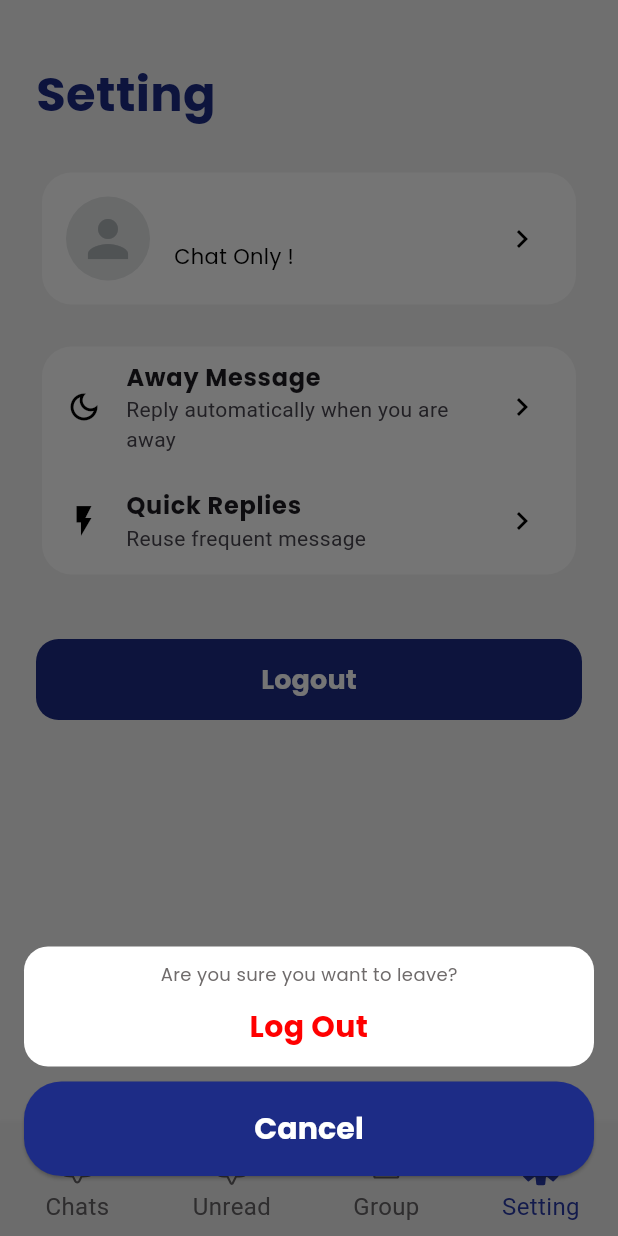
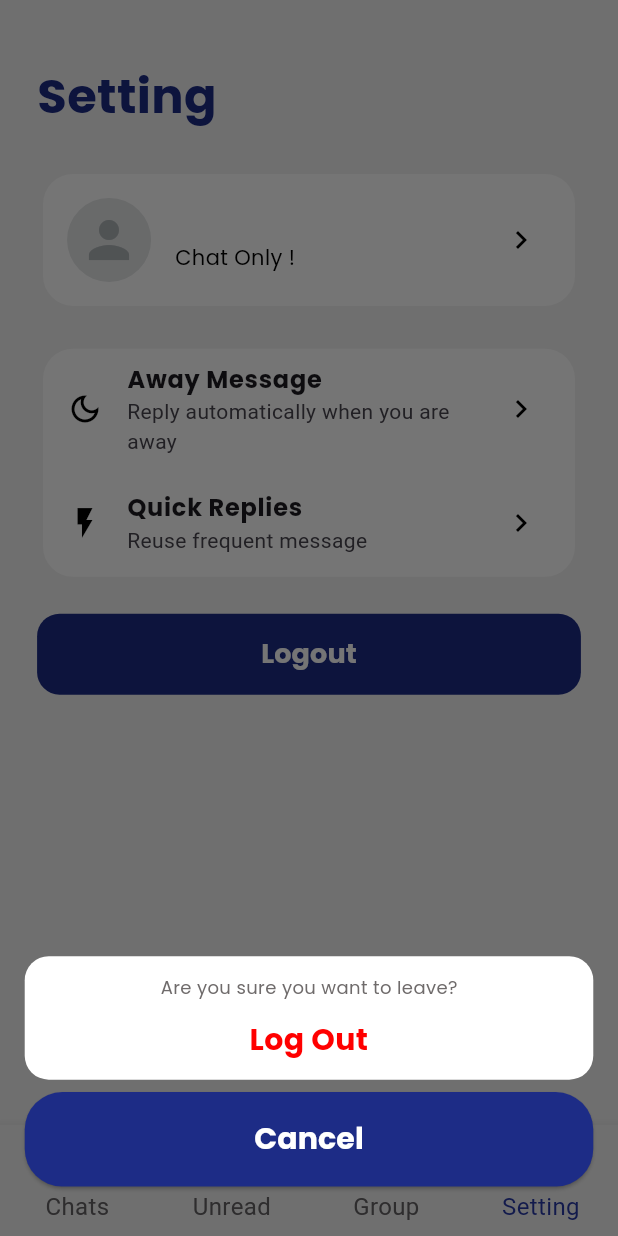
Before and after one commit to rifqinailal/admin_gychat, a Flutter app: the DashboardScreen screen opened by its route, item 4 of the bottom bar chosen, after a tap on "Logout", on a phone screen of 412 x 824 dp. Run offline on Flutter 3.47's test engine with Material 3 defaults, Android fonts, the phone set to English and light mode, and no system bars; our stand-ins replace file_picker, flutter_svg, flutter_vector_icons, get, get_storage, image_cropper and 7 more; missing offline and left inert: saver_gallery; accounts and stored records are empty.

Commit message:
setting(responsive berdasarkan device yang digunakan)

```diff
--- a/lib/modules/dashboard/dashboard_screen.dart
+++ b/lib/modules/dashboard/dashboard_screen.dart
@@ -36,7 +36,7 @@ class DashboardScreen extends GetView<DashboardController> {
       ),
       bottomNavigationBar: Obx(
         () => BottomNavigationBar(
-          backgroundColor: ThemeColor.lightGrey3,
+          backgroundColor: ThemeColor.lightGrey2,
           type: BottomNavigationBarType.fixed,
           currentIndex: controller.tabIndex.value,
           onTap: controller.changeTabIndex,
--- a/lib/modules/setting/setting_controller.dart
+++ b/lib/modules/setting/setting_controller.dart
@@ -9,9 +9,12 @@ class SettingController extends GetxController {
   final box = GetStorage();
 
   void showLogoutConfirmation(BuildContext context) {
+    final screenWidth = MediaQuery.of(context).size.width;
+    final screenHeight = MediaQuery.of(context).size.height;
+
     Get.bottomSheet(
       Padding(
-        padding: const EdgeInsets.symmetric(horizontal: 16.0),
+        padding: EdgeInsets.symmetric(horizontal: screenWidth * 0.04),
         child: Column(
           mainAxisSize: MainAxisSize.min,
           children: [
@@ -23,15 +26,17 @@ class SettingController extends GetxController {
               ),
               child: Column(
                 children: [
-                  const SizedBox(height:10),
+                  SizedBox(height: screenHeight * 0.015),
                   const Text(
                     'Are you sure you want to leave?',
-                    style: TextStyle(fontFamily: 'Poppins', color: ThemeColor.grey2, fontSize: 12),
+                    style: TextStyle(
+                        fontFamily: 'Poppins',
+                        color: ThemeColor.grey2,
+                        fontSize: 12),
                   ),
                   InkWell(
                     onTap: () {
                       box.remove('isLoggedIn');
-
                       Get.back();
                       Get.offAllNamed(AppRoutes.Auth);
                     },
@@ -53,8 +58,7 @@ class SettingController extends GetxController {
                 ],
               ),
             ),
-            const SizedBox(height: 10),
-
+            SizedBox(height: screenHeight * 0.01),
             SizedBox(
               width: double.infinity,
               child: ElevatedButton(
@@ -79,7 +83,7 @@ class SettingController extends GetxController {
                 ),
               ),
             ),
-            const SizedBox(height: 40),
+            SizedBox(height: screenHeight * 0.04),
           ],
         ),
       ),
--- a/lib/modules/setting/setting_screen.dart
+++ b/lib/modules/setting/setting_screen.dart
@@ -2,7 +2,6 @@
 import 'package:admin_gychat/routes/app_routes.dart';
 import 'package:flutter/material.dart';
 import 'package:get/get.dart';
-import 'package:get_storage/get_storage.dart';
 import 'package:admin_gychat/shared/theme/colors.dart';
 import 'package:admin_gychat/modules/setting/profile/profile_controller.dart';
 import 'setting_controller.dart';
@@ -13,16 +12,19 @@ class SettingScreen extends GetView<SettingController> {
 
   @override
   Widget build(BuildContext context) {
+    final screenHeight = MediaQuery.of(context).size.height;
+    final screenWidth = MediaQuery.of(context).size.width;
+
     final profileController = Get.find<ProfileController>();
     return Scaffold(
       backgroundColor: ThemeColor.lightGrey1,
       body: SafeArea(
         child: Padding(
-          padding: const EdgeInsets.symmetric(horizontal: 24.0),
+          padding: EdgeInsets.symmetric(horizontal: screenWidth * 0.06),
           child: Column(
             crossAxisAlignment: CrossAxisAlignment.start,
             children: [
-              const SizedBox(height: 40),
+              SizedBox(height: screenHeight * 0.05),
               const Text(
                 'Setting',
                 style: TextStyle(
@@ -32,19 +34,14 @@ class SettingScreen extends GetView<SettingController> {
                   fontFamily: 'Poppins',
                 ),
               ),
-
-              const SizedBox(height: 25),
+              SizedBox(height: screenHeight * 0.03),
               Obx(() {
                 return _buildProfileCard(profileController);
               }),
-
-              const SizedBox(height: 20),
+              SizedBox(height: screenHeight * 0.025),
               _buildOptionsCard(),
-
-              const Spacer(),
-              _buildLogoutButton(context, controller),
-
-              const SizedBox(height: 270),
+              SizedBox(height: screenHeight * 0.025),
+             _buildLogoutButton(context, controller),
             ],
           ),
         ),
@@ -63,20 +60,27 @@ class SettingScreen extends GetView<SettingController> {
           leading: CircleAvatar(
             radius: 28,
             backgroundColor: ThemeColor.grey4,
-            backgroundImage:profileCtrl.profileImage.value != null ? FileImage(profileCtrl.profileImage.value!) : null,
-            child: profileCtrl.profileImage.value == null ? Icon(Icons.person, size: 40, color: ThemeColor.grey5) : null,
+            backgroundImage: profileCtrl.profileImage.value != null
+                ? FileImage(profileCtrl.profileImage.value!)
+                : null,
+            child: profileCtrl.profileImage.value == null
+                ? const Icon(Icons.person, size: 40, color: ThemeColor.grey5)
+                : null,
           ),
           title: Text(
             profileCtrl.name.value,
-            style: const TextStyle(fontFamily: 'Poppins', fontWeight: FontWeight.bold, color: ThemeColor.black),
+            style: const TextStyle(
+                fontFamily: 'Poppins',
+                fontWeight: FontWeight.bold,
+                color: ThemeColor.black),
           ),
           subtitle: Text(
             profileCtrl.about.value,
             style: const TextStyle(
-              fontFamily: 'Poppins',
-              color: ThemeColor.black,
-              fontSize: 14,
-              fontWeight: FontWeight.normal),
+                fontFamily: 'Poppins',
+                color: ThemeColor.black,
+                fontSize: 14,
+                fontWeight: FontWeight.normal),
           ),
           trailing: const Icon(Icons.chevron_right, color: ThemeColor.black),
           onTap: () {
@@ -96,17 +100,20 @@ class SettingScreen extends GetView<SettingController> {
         children: [
           ListTile(
             leading: const Icon(Icons.dark_mode_outlined, color: ThemeColor.black),
-            title: const Text('Away Message', style: TextStyle(fontFamily: 'Poppins', fontWeight: FontWeight.bold)),
+            title: const Text('Away Message',
+                style: TextStyle(
+                    fontFamily: 'Poppins', fontWeight: FontWeight.bold)),
             subtitle: const Text('Reply automatically when you are away'),
             trailing: const Icon(Icons.chevron_right, color: ThemeColor.black),
             onTap: () {
               Get.toNamed(AppRoutes.AwayMessage);
             },
-
           ),
           ListTile(
             leading: const Icon(Icons.flash_on, color: ThemeColor.black),
-            title: const Text('Quick Replies', style: TextStyle(fontFamily: 'Poppins', fontWeight: FontWeight.bold)),
+            title: const Text('Quick Replies',
+                style: TextStyle(
+                    fontFamily: 'Poppins', fontWeight: FontWeight.bold)),
             subtitle: const Text('Reuse frequent message'),
             trailing: const Icon(Icons.chevron_right, color: ThemeColor.black),
             onTap: () {
```
